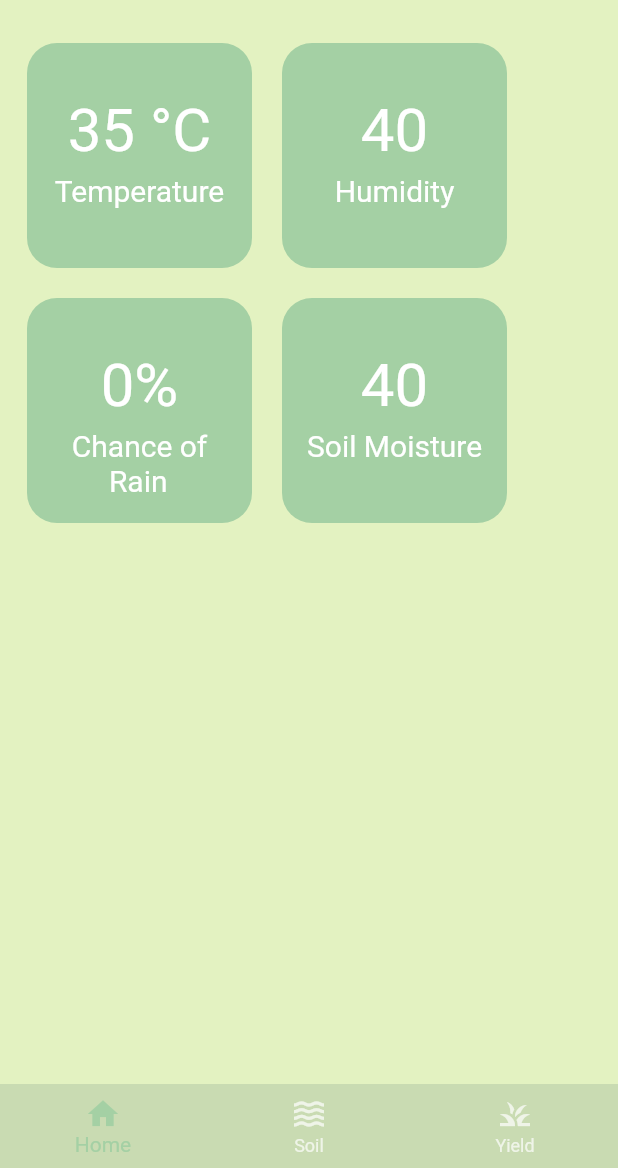
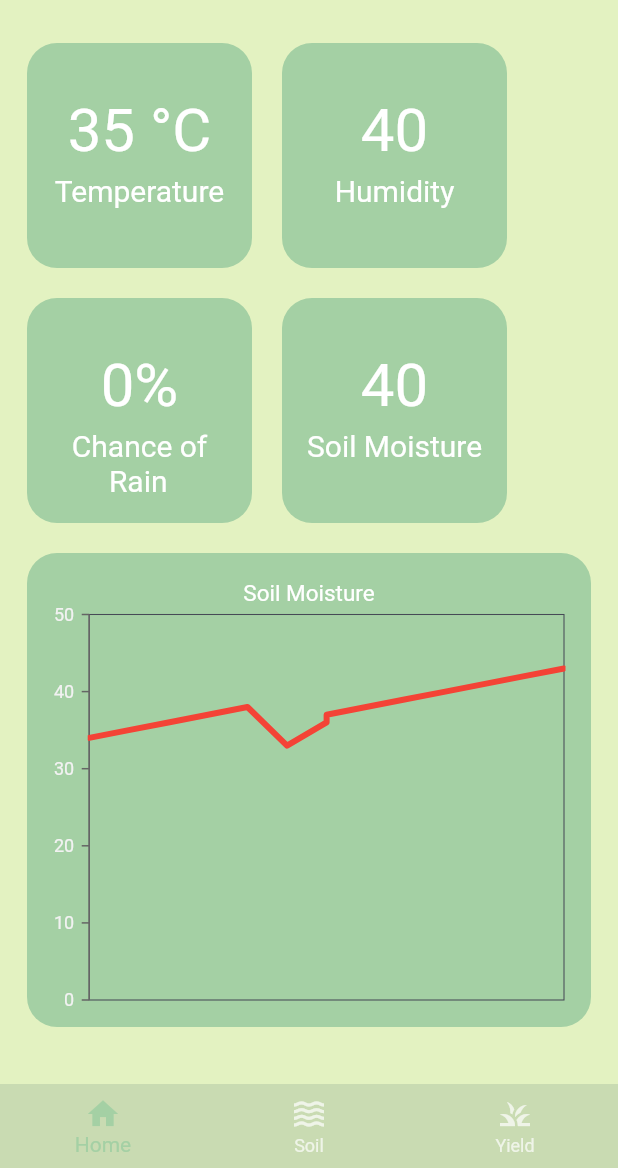
Before and after one commit to Adithya-Sakaray/Agri-Connect, a Flutter app: the screen it shows after launch, on a phone screen of 412 x 824 dp, the part 68-1236 px from its top. Run offline on Flutter 3.47's test engine with Material 2 defaults, Android fonts, the phone set to English and light mode, and no system bars; our stand-ins replace get, syncfusion_flutter_charts; network calls fail.

Commit message:
Graph added

```diff
--- a/lib/components/line_chart.dart
+++ /dev/null
@@ -1,11 +0,0 @@
-import 'package:flutter/material.dart';
-
-class MyLineChart extends StatelessWidget {
-  const MyLineChart({super.key});
-
-  @override
-  Widget build(BuildContext context) {
-    return Container(
-    );
-  }
-}
--- a/lib/components/sensor_container.dart
+++ b/lib/components/sensor_container.dart
@@ -1,28 +1,22 @@
 import 'package:flutter/material.dart';
+import 'package:get/get.dart';
 
-class SensorContainer extends StatelessWidget {
+class SensorContainer extends StatefulWidget {
   final value;
   final type;
-  final isLoading;
+  final RxBool isLoading;
 
-  Widget buildLoading() {
-    if (isLoading){
-      return CircularProgressIndicator();
-    } else {
-      return Text("$value",
-            textAlign: TextAlign.center,
-            style: TextStyle(
-              fontSize: 40,
-            ),
-          );
-    }
-
-  }
   SensorContainer(
       {super.key,
       required this.value,
       required this.type,
       required this.isLoading});
+
+  @override
+  State<SensorContainer> createState() => _SensorContainerState();
+}
+
+class _SensorContainerState extends State<SensorContainer> {
   @override
   Widget build(BuildContext context) {
     return Container(
@@ -36,13 +30,22 @@ class SensorContainer extends StatelessWidget {
           SizedBox(
             height: 35,
           ),
-          buildLoading(),
-
+          Obx(() {
+            if (widget.isLoading.value) {
+              return CircularProgressIndicator();
+            } else {
+              return Text("${widget.value}",
+                  textAlign: TextAlign.center,
+                  style: const TextStyle(
+                    fontSize: 40,
+                  ));
+            }
+          }),
           SizedBox(
             height: 5,
           ),
           Text(
-            type,
+            widget.type,
             style: TextStyle(fontSize: 20),
           )
         ]),
--- /dev/null
+++ b/lib/controllers/chart_data_contoller.dart
@@ -0,0 +1,24 @@
+import 'package:iot_project/models/line_chart_model.dart';
+
+class ChartDataController {
+  List<LineChartModel> getChartData() {
+    final List<LineChartModel> chartData = [
+      LineChartModel(1,34),
+      LineChartModel(2,35),
+      LineChartModel(3,36),
+      LineChartModel(4,37),
+      LineChartModel(5,38),
+      LineChartModel(6,33),
+      LineChartModel(7,36),
+      LineChartModel(7,37),
+      LineChartModel(8,38),
+      LineChartModel(9,39),
+      LineChartModel(10,40),
+      LineChartModel(11,41),
+      LineChartModel(12,42),
+      LineChartModel(13,43),
+    ];
+
+    return chartData;
+  }
+}
--- a/lib/controllers/weather_controller.dart
+++ b/lib/controllers/weather_controller.dart
@@ -1,20 +1,17 @@
-import "package:get/get.dart";
-
+import 'dart:async';
+import 'package:get/get.dart';
 import '../services/weather_service.dart';
 
 class WeatherController extends GetxController {
+  var rain = "0".obs;
+  var isLoading = false.obs;
 
-  var rain = "0".obs;
-  RxBool isLoading = false.obs;
-
-  void getRain() async{
+  FutureOr<void> getRain() async {
     try {
       isLoading.value = true;
       rain.value = await WeatherService.getRain();
-    }
-    finally {
+    } finally {
       isLoading.value = false;
     }
-
   }
 }
--- /dev/null
+++ b/lib/models/line_chart_model.dart
@@ -0,0 +1,5 @@
+class LineChartModel {
+  LineChartModel(this.x, this.y);
+  final int x;
+  final int y;
+}
--- a/lib/screens/bottom_nav_bar.dart
+++ b/lib/screens/bottom_nav_bar.dart
@@ -1,6 +1,7 @@
 import 'package:flutter/material.dart';
+import 'package:get/get.dart';
 import 'package:iot_project/screens/soil_screen.dart';
-import 'soil_screen.dart';
+import '../controllers/weather_controller.dart';
 import 'home_screen.dart';
 import 'yield_screen.dart';
 
@@ -12,13 +13,19 @@ class BottomNavBar extends StatefulWidget {
 }
 
 class _BottomNavBarState extends State<BottomNavBar> {
-
+  final WeatherController weatherController = Get.put(WeatherController());
 
   int selectedIndex = 0;
   void setIndex(int index){
     setState(() {
       selectedIndex = index;
     });
+  }
+
+  void initState() {
+    weatherController.getRain();
+    super.initState();
+
   }
 
   final List <Widget> pages = [
--- a/lib/screens/home_screen.dart
+++ b/lib/screens/home_screen.dart
@@ -2,6 +2,9 @@ import 'package:flutter/material.dart';
 import 'package:get/get.dart';
 import 'package:iot_project/components/sensor_container.dart';
 import 'package:iot_project/controllers/weather_controller.dart';
+import 'package:iot_project/models/line_chart_model.dart';
+import 'package:syncfusion_flutter_charts/charts.dart';
+import '../controllers/chart_data_contoller.dart';
 
 class HomeScreen extends StatefulWidget {
   const HomeScreen({super.key});
@@ -11,14 +14,16 @@ class HomeScreen extends StatefulWidget {
 }
 
 class _HomeScreenState extends State<HomeScreen> {
+  late List<LineChartModel> chartValues;
+  TooltipBehavior _tooltipBehavior = TooltipBehavior(enable: true);
   final WeatherController weatherController = Get.put(WeatherController());
+  final ChartDataController chartDataController = ChartDataController();
 
   @override
   void initState() {
+    // TODO: implement initState
+    chartValues = chartDataController.getChartData();
     super.initState();
-    WidgetsBinding.instance.addPostFrameCallback((_) {
-      weatherController.getRain();
-    });
   }
 
   @override
@@ -46,7 +51,7 @@ class _HomeScreenState extends State<HomeScreen> {
                     child: SensorContainer(
                       value: "35 °C",
                       type: "Temperature",
-                      isLoading: false,
+                      isLoading: false.obs,
                     ),
                   ),
                   Padding(
@@ -54,7 +59,7 @@ class _HomeScreenState extends State<HomeScreen> {
                     child: SensorContainer(
                       value: "40",
                       type: "Humidity",
-                      isLoading: false,
+                      isLoading: false.obs,
                     ),
                   ),
                 ],
@@ -66,7 +71,7 @@ class _HomeScreenState extends State<HomeScreen> {
                     child: SensorContainer(
                       value: "${weatherController.rain}%",
                       type: "Chance of\n\t\t\t\t\tRain",
-                      isLoading: weatherController.isLoading.value,
+                      isLoading: weatherController.isLoading,
                     ),
                   ),
                   Padding(
@@ -74,10 +79,45 @@ class _HomeScreenState extends State<HomeScreen> {
                     child: SensorContainer(
                       value: "40",
                       type: "Soil Moisture",
-                      isLoading: false,
+                      isLoading: false.obs,
                     ),
                   ),
                 ],
+              ),
+              Padding(
+                padding: const EdgeInsets.all(10.0),
+                child: Container(
+                  width: 400,
+                  decoration: BoxDecoration(
+                    color: Theme.of(context).colorScheme.secondary,
+                    borderRadius: BorderRadius.circular(20),
+                  ),
+                  child: Padding(
+                    padding: const EdgeInsets.all(8.0),
+                    child: SfCartesianChart(
+                      title: ChartTitle(text: "Soil Moisture"),
+                      series: <ChartSeries>[
+                        LineSeries<LineChartModel, int>(
+                            width: 4,
+                            color: Theme.of(context).colorScheme.error,
+                            dataSource: chartValues,
+                            xValueMapper: (LineChartModel data, _) => data.x,
+                            yValueMapper: (LineChartModel data, _) => data.y)
+                      ],
+                      primaryXAxis: NumericAxis(
+                        edgeLabelPlacement: EdgeLabelPlacement.shift,
+                        majorGridLines: MajorGridLines(width: 0),
+                        minorGridLines: MinorGridLines(width: 0),
+                        isVisible: false,
+                      ),
+                      primaryYAxis: NumericAxis(
+                        edgeLabelPlacement: EdgeLabelPlacement.shift,
+                        majorGridLines: MajorGridLines(width: 0),
+                        minorGridLines: MinorGridLines(width: 0),
+                      ),
+                    ),
+                  ),
+                ),
               ),
             ],
           ),
--- a/lib/services/weather_service.dart
+++ b/lib/services/weather_service.dart
@@ -9,7 +9,7 @@ class WeatherService {
 
     var accessKey = "3250bd90e72ededad9274ad2dcb08e99";
     var client = http.Client();
-    var url = Uri.parse("https://api.openweathermap.org/data/2.5/forecast?lat=44.34&lon=10.99&appid=$accessKey&units=metric");
+    var url = Uri.parse("https://api.openweathermap.org/data/2.5/forecast?lat=13.0827&lon=80.2707&appid=$accessKey&units=metric");
 
     var response = await client.get(url);
     if(response.statusCode == 200){
```
